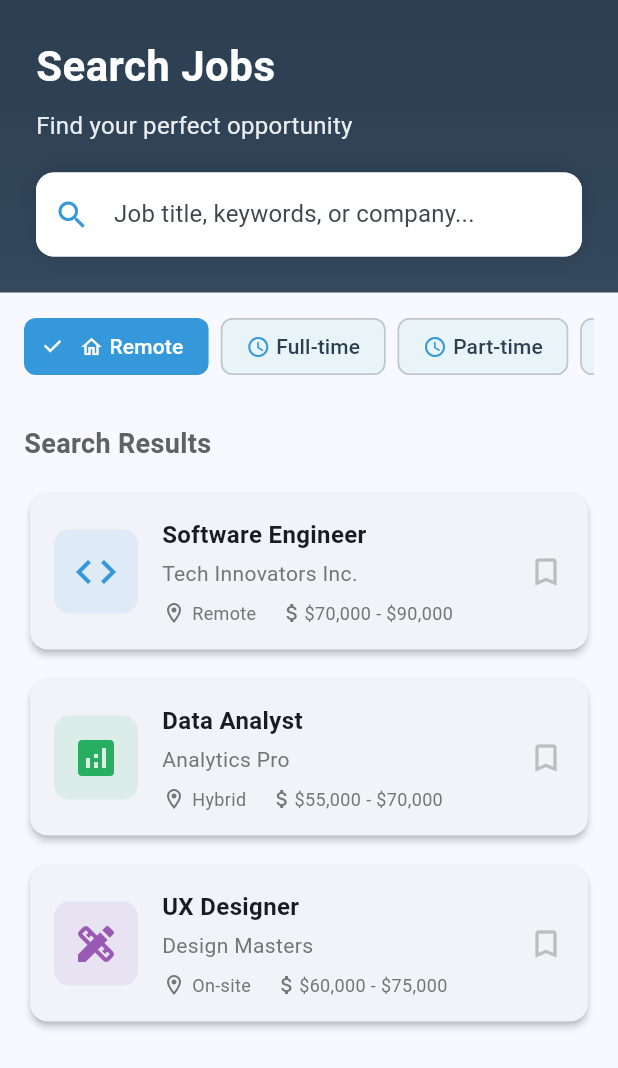
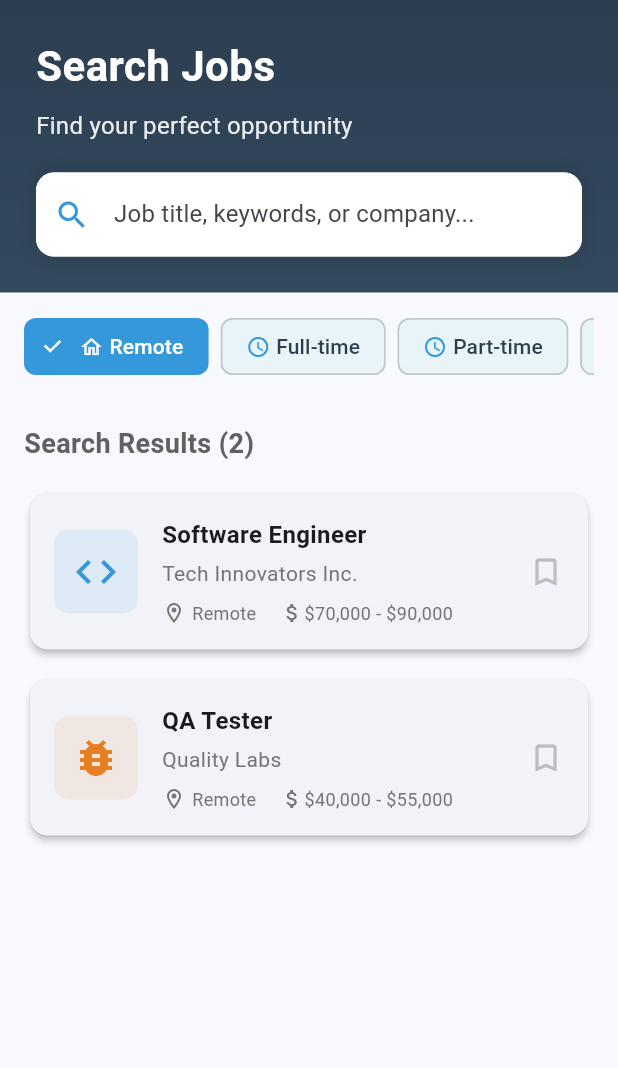
Before and after one commit to antonyvs05/Disabled-jobs-app-project, a Flutter app: the SearchPage screen opened directly, after a tap on "Remote", on a phone screen of 412 x 824 dp. Shown: the top 1068 px of the screen. Run offline on Flutter 3.47's test engine with Material 3 defaults, Android fonts, the phone set to English and light mode, and no system bars; our stand-ins replace cloud_firestore, firebase_auth, firebase_core; accounts and stored records are empty.

Commit message:
implemented search functionality however uses mock data for now

```diff
--- a/flutter_application_job/lib/search.dart
+++ b/flutter_application_job/lib/search.dart
@@ -1,4 +1,30 @@
 import 'package:flutter/material.dart';
+
+enum _LocationType { remote, hybrid, onSite }
+
+enum _EmploymentType { fullTime, partTime }
+
+class _Job {
+  final String title;
+  final String company;
+  final _LocationType locationType;
+  final _EmploymentType employmentType;
+  final bool accessible;
+  final String salary;
+  final IconData icon;
+  final Color color;
+
+  const _Job({
+    required this.title,
+    required this.company,
+    required this.locationType,
+    required this.employmentType,
+    required this.accessible,
+    required this.salary,
+    required this.icon,
+    required this.color,
+  });
+}
 
 class SearchPage extends StatefulWidget {
   const SearchPage({super.key});
@@ -12,6 +38,59 @@ class _SearchPageState extends State<SearchPage> {
   String _searchQuery = '';
   List<String> _filters = [];
 
+  final List<_Job> _allJobs = const [
+    _Job(
+      title: 'Software Engineer',
+      company: 'Tech Innovators Inc.',
+      locationType: _LocationType.remote,
+      employmentType: _EmploymentType.fullTime,
+      accessible: true,
+      salary: '\$70,000 - \$90,000',
+      icon: Icons.code,
+      color: Color(0xFF3498DB),
+    ),
+    _Job(
+      title: 'Data Analyst',
+      company: 'Analytics Pro',
+      locationType: _LocationType.hybrid,
+      employmentType: _EmploymentType.fullTime,
+      accessible: true,
+      salary: '\$55,000 - \$70,000',
+      icon: Icons.analytics,
+      color: Color(0xFF27AE60),
+    ),
+    _Job(
+      title: 'UX Designer',
+      company: 'Design Masters',
+      locationType: _LocationType.onSite,
+      employmentType: _EmploymentType.fullTime,
+      accessible: false,
+      salary: '\$60,000 - \$75,000',
+      icon: Icons.design_services,
+      color: Color(0xFF9B59B6),
+    ),
+    _Job(
+      title: 'Customer Support Rep',
+      company: 'Service Plus Co.',
+      locationType: _LocationType.hybrid,
+      employmentType: _EmploymentType.partTime,
+      accessible: true,
+      salary: '\$35,000 - \$45,000',
+      icon: Icons.support_agent,
+      color: Color(0xFF2ECC71),
+    ),
+    _Job(
+      title: 'QA Tester',
+      company: 'Quality Labs',
+      locationType: _LocationType.remote,
+      employmentType: _EmploymentType.partTime,
+      accessible: true,
+      salary: '\$40,000 - \$55,000',
+      icon: Icons.bug_report,
+      color: Color(0xFFE67E22),
+    ),
+  ];
+
   @override
   void dispose() {
     _searchController.dispose();
@@ -20,6 +99,7 @@ class _SearchPageState extends State<SearchPage> {
 
   @override
   Widget build(BuildContext context) {
+    final filteredJobs = _filteredJobs();
     return Scaffold(
       body: Column(
         children: [
@@ -131,7 +211,7 @@ class _SearchPageState extends State<SearchPage> {
           Expanded(
             child: _searchQuery.isEmpty && _filters.isEmpty
                 ? _buildEmptyState()
-                : _buildSearchResults(),
+                : _buildSearchResults(filteredJobs),
           ),
         ],
       ),
@@ -204,12 +284,12 @@ class _SearchPageState extends State<SearchPage> {
     );
   }
 
-  Widget _buildSearchResults() {
+  Widget _buildSearchResults(List<_Job> jobs) {
     return ListView(
       padding: const EdgeInsets.all(16),
       children: [
         Text(
-          'Search Results',
+          'Search Results (${jobs.length})',
           style: TextStyle(
             fontSize: 18,
             fontWeight: FontWeight.w600,
@@ -217,34 +297,124 @@ class _SearchPageState extends State<SearchPage> {
           ),
         ),
         const SizedBox(height: 16),
+        if (jobs.isEmpty)
+          _buildNoResults()
+        else
+          ...jobs.expand((job) => [
                 _buildJobCard(
-          'Software Engineer',
-          'Tech Innovators Inc.',
-          'Remote',
-          '\$70,000 - \$90,000',
-          Icons.code,
-          const Color(0xFF3498DB),
+                  job.title,
+                  job.company,
+                  _formatLocation(job.locationType),
+                  job.salary,
+                  job.icon,
+                  job.color,
                 ),
                 const SizedBox(height: 12),
-        _buildJobCard(
-          'Data Analyst',
-          'Analytics Pro',
-          'Hybrid',
-          '\$55,000 - \$70,000',
-          Icons.analytics,
-          const Color(0xFF27AE60),
+              ]),
+      ],
+    );
+  }
+
+  Widget _buildNoResults() {
+    return Padding(
+      padding: const EdgeInsets.only(top: 32),
+      child: Column(
+        children: [
+          Icon(
+            Icons.search_off,
+            size: 64,
+            color: Colors.grey.shade300,
           ),
           const SizedBox(height: 12),
-        _buildJobCard(
-          'UX Designer',
-          'Design Masters',
-          'On-site',
-          '\$60,000 - \$75,000',
-          Icons.design_services,
-          const Color(0xFF9B59B6),
+          Text(
+            'No matches found',
+            style: TextStyle(
+              fontSize: 16,
+              fontWeight: FontWeight.w600,
+              color: Colors.grey.shade700,
+            ),
+          ),
+          const SizedBox(height: 6),
+          Text(
+            'Try different keywords or remove filters',
+            style: TextStyle(
+              fontSize: 13,
+              color: Colors.grey.shade600,
+            ),
           ),
         ],
+      ),
     );
+  }
+
+  List<_Job> _filteredJobs() {
+    final query = _searchQuery.trim();
+    return _allJobs.where((job) {
+      final matchesQuery = _matchesQuery(job, query);
+      final matchesFilters = _matchesFilters(job);
+      return matchesQuery && matchesFilters;
+    }).toList();
+  }
+
+  bool _matchesFilters(_Job job) {
+    for (final filter in _filters) {
+      switch (filter) {
+        case 'Remote':
+          if (job.locationType != _LocationType.remote) return false;
+          break;
+        case 'Hybrid':
+          if (job.locationType != _LocationType.hybrid) return false;
+          break;
+        case 'Full-time':
+          if (job.employmentType != _EmploymentType.fullTime) return false;
+          break;
+        case 'Part-time':
+          if (job.employmentType != _EmploymentType.partTime) return false;
+          break;
+        case 'Accessible':
+          if (!job.accessible) return false;
+          break;
+      }
+    }
+    return true;
+  }
+
+  bool _matchesQuery(_Job job, String query) {
+    if (query.isEmpty) return true;
+    final haystack = '${job.title} ${job.company} ${_formatLocation(job.locationType)}'
+        .toLowerCase();
+    final normalized = query.toLowerCase().trim();
+
+    if (haystack.contains(normalized)) return true;
+
+    final tokens = normalized.split(RegExp(r'\s+')).where((t) => t.isNotEmpty);
+    if (tokens.isEmpty) return true;
+    final allTokensMatch = tokens.every((token) => haystack.contains(token));
+    if (allTokensMatch) return true;
+
+    return _isSubsequenceMatch(normalized.replaceAll(' ', ''), haystack);
+  }
+
+  bool _isSubsequenceMatch(String needle, String haystack) {
+    if (needle.isEmpty) return true;
+    var i = 0;
+    for (var j = 0; j < haystack.length && i < needle.length; j++) {
+      if (haystack[j] == needle[i]) {
+        i++;
+      }
+    }
+    return i == needle.length;
+  }
+
+  String _formatLocation(_LocationType type) {
+    switch (type) {
+      case _LocationType.remote:
+        return 'Remote';
+      case _LocationType.hybrid:
+        return 'Hybrid';
+      case _LocationType.onSite:
+        return 'On-site';
+    }
   }
 
   Widget _buildJobCard(
```
Lines whose indentation alone changed are shown as unchanged.
